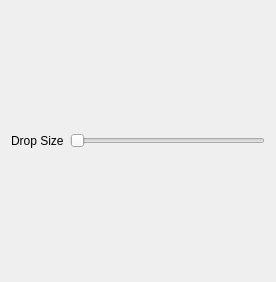
Before: the Qt Designer form Effects/Rain/Rain.ui in DLdota/OpenRGBEffectsPlugin, drawn with Qt 5.
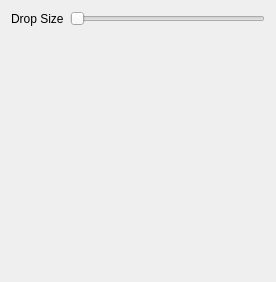
After: the same form once the commit is applied. Custom widgets are drawn as their Qt base class.

The edit to the form file:
```diff
--- a/Effects/Rain/Rain.ui
+++ b/Effects/Rain/Rain.ui
@@ -37,6 +37,19 @@
      </property>
     </widget>
    </item>
+   <item row="2" column="0" colspan="2">
+    <spacer name="verticalSpacer">
+     <property name="orientation">
+      <enum>Qt::Vertical</enum>
+     </property>
+     <property name="sizeHint" stdset="0">
+      <size>
+       <width>20</width>
+       <height>40</height>
+      </size>
+     </property>
+    </spacer>
+   </item>
   </layout>
  </widget>
  <customwidgets>
```
